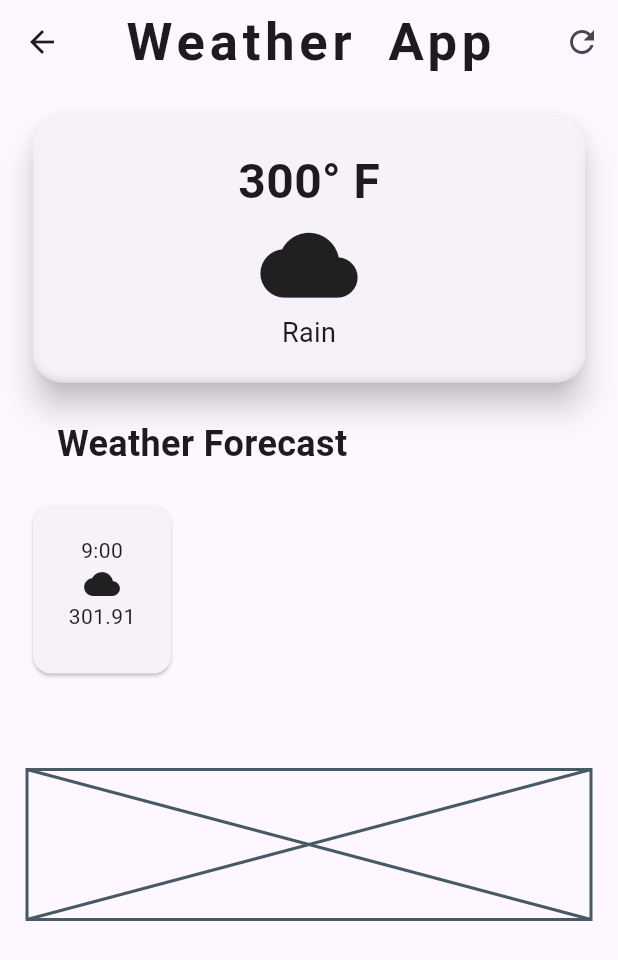
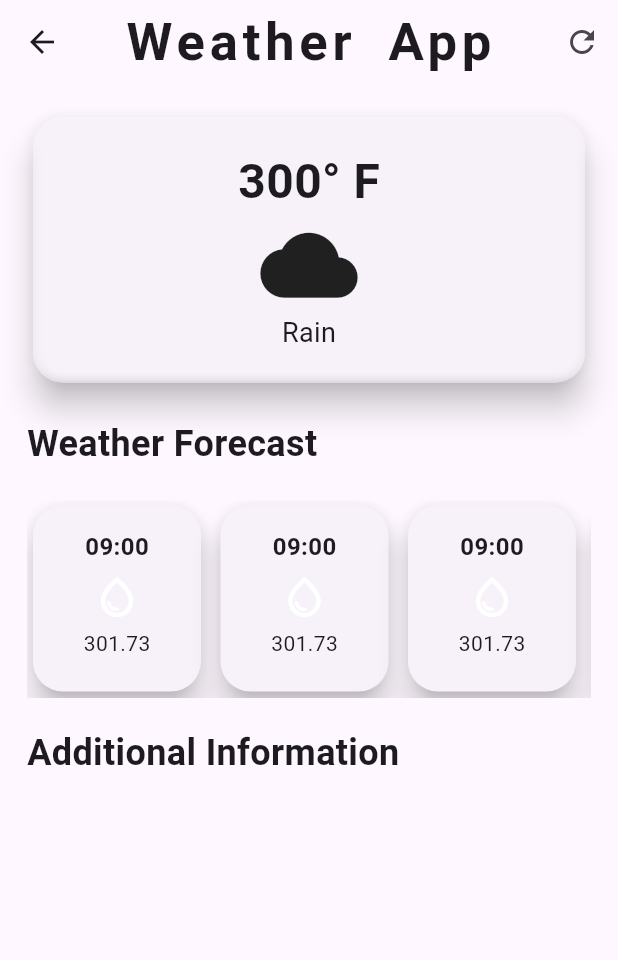
Before and after one commit to 39laxmann/Weather_App, a Flutter app: the WeatherScreen screen opened directly, on a phone screen of 412 x 824 dp. Shown: the top 960 px of the screen. Run offline on Flutter 3.47's test engine with Material 3 defaults, Android fonts, the phone set to English and light mode, and no system bars.

Commit message:
added the weather forecast card as a whole , through HourlyForecas class

```diff
--- a/lib/weather_screen.dart
+++ b/lib/weather_screen.dart
@@ -86,7 +86,9 @@ class WeatherScreen extends StatelessWidget{
           ),
 
 
-          Padding(padding: EdgeInsets.all(20),
+          Padding(padding: EdgeInsets.only(
+            top: 20, bottom: 20,
+          ),
           child: Text("Weather Forecast",
           style: TextStyle(
             fontWeight: FontWeight.bold,
@@ -99,32 +101,35 @@ class WeatherScreen extends StatelessWidget{
 
 
           //weather forecast card
-          Row(
-            children: [
-              //Card 1 for weather forecast
-              SizedBox(
-                width: 100,
-                height: 120,
-                child: Card(
-                  child: Padding(
-                    padding: EdgeInsets.all(20),
-                    child: Column(
-                      children: [
-                        Text("9:00"),
-                        Icon(Icons.cloud),
-                        Text("301.91"),
+          SingleChildScrollView(
+            scrollDirection: Axis.horizontal,
+            child: Row(
+              children: [
+                //Card 1 for weather forecast
+                HourlyForecast(),
 
-                      ],
+                SizedBox(width: 5,),
+
+                //Card 2 for weather forecast
+                HourlyForecast(),
+                SizedBox(width: 5,),
 
 
 
-                    ),
-                  ),
-                ),
+                //Card 3 for weather forecast
+                HourlyForecast(),
+              SizedBox(width: 5,),
+
+                //Card 4 for weather forecast
+                HourlyForecast(),
+              SizedBox(width: 5,),
+
+                //Card 5 for weather forecast
+                HourlyForecast(),
+
+              ],
               ),
-
-            ],
-            ),
+          ),
 
 
 
@@ -133,13 +138,24 @@ class WeatherScreen extends StatelessWidget{
           //Additional Information card
 
           const SizedBox(
-            height: 60
+            height: 20
           ),
 
-           Placeholder(
-            fallbackHeight: 100,
+          Text("Additional Information",
+          style: TextStyle(
+            fontWeight: FontWeight.bold,
+            fontSize: 24,
+
+
+          ) ,
+          ),
+          const SizedBox(
+            height: 30
           ),
 
+          const SizedBox(
+            height: 16,
+          )
 
 
         ],
@@ -149,3 +165,42 @@ class WeatherScreen extends StatelessWidget{
   }
 
 }
+
+
+class HourlyForecast extends StatelessWidget{
+  const HourlyForecast({super.key});
+  @override
+  Widget build(BuildContext context){
+    return SizedBox(
+                  width: 120,
+                  height: 132,
+                  child: Card(
+                    elevation: 8,
+                    shape: RoundedRectangleBorder(
+                      borderRadius: BorderRadius.circular(20),
+                    ),
+                    child: Padding(
+                      padding: const EdgeInsets.all(16.0),
+                      child: Column(
+                        children: [
+
+                          Text("09:00",
+                          style: TextStyle(
+                            fontSize: 16,
+                            fontWeight: FontWeight.bold,
+                          ),
+                          ),
+                          const SizedBox(height: 6,),
+                          Icon(Icons.water_drop_outlined,
+                          color: Colors.white,
+                          size: 32,),
+                          const SizedBox(height: 5,),
+                          Text("301.73"),
+                        ],
+                      ),
+                    ),
+                  ),
+                );
+
+  }
+}
```
